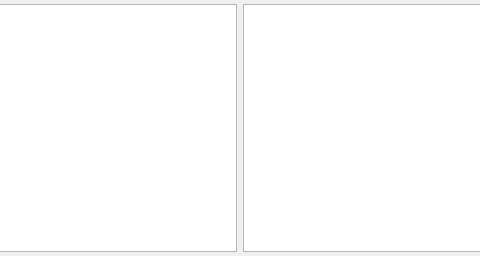
Before: the Qt Designer form src/libs/adwidgets/peakmethodform.ui in qtplatz/qtplatz, drawn with Qt 5; both pictures show x 113 to 593 and y 0 to 256 of the 706 by 256 pixel window.
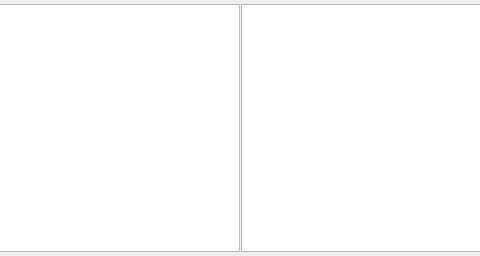
After: the same form once the commit is applied.

The edit to the form file:
```diff
--- a/src/libs/adwidgets/peakmethodform.ui
+++ b/src/libs/adwidgets/peakmethodform.ui
@@ -39,6 +39,9 @@
    </property>
    <item>
     <layout class="QHBoxLayout" name="horizontalLayout">
+     <property name="spacing">
+      <number>1</number>
+     </property>
      <item>
       <widget class="QTreeView" name="treeView"/>
      </item>
```
